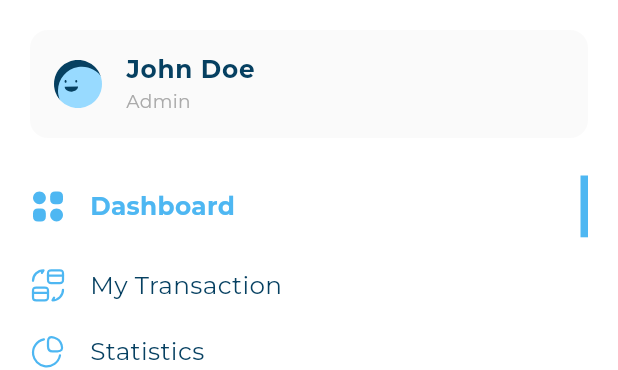
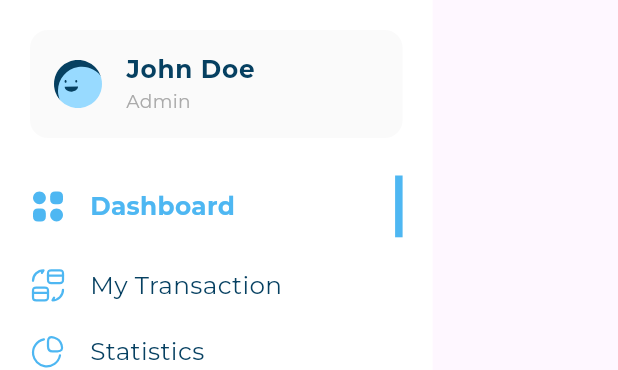
Before and after one commit to Alaanaser714/DashBoard, a Flutter app: the CustomDrawer widget shown alone on an empty page, opened directly, on a phone screen of 412 x 824 dp. Shown: the top 370 px of the screen. Run offline on Flutter 3.47's test engine with Material 3 defaults, Android fonts, the phone set to English and light mode, and no system bars; our stand-ins replace expandable_page_view, fl_chart, flutter_svg; project files that could hold a hidden picture were left out.

Commit message:
finished layouts

```diff
--- a/lib/views/widgets/all_expenses/all_expenses_and_voice_widgets.dart
+++ b/lib/views/widgets/all_expenses/all_expenses_and_voice_widgets.dart
@@ -8,7 +8,8 @@ class AllExpensesAndVoiceWidgets extends StatelessWidget {
 
   @override
   Widget build(BuildContext context) {
-    return Column(
+    return SingleChildScrollView(
+      child: Column(
         children: [
           AllExpensesWidget(),
           SizedBox(
@@ -16,6 +17,7 @@ class AllExpensesAndVoiceWidgets extends StatelessWidget {
           ),
           QuickVoiceWidget(),
         ],
+      ),
     );
   }
 }
--- a/lib/views/widgets/drawer/custom_drawer.dart
+++ b/lib/views/widgets/drawer/custom_drawer.dart
@@ -13,6 +13,7 @@ class CustomDrawer extends StatelessWidget {
   @override
   Widget build(BuildContext context) {
     return Container(
+      width: MediaQuery.sizeOf(context).width * .7,
       color: Colors.white,
       child: Padding(
         padding: const EdgeInsets.symmetric(
--- a/lib/views/widgets/my_card/my_card_section.dart
+++ b/lib/views/widgets/my_card/my_card_section.dart
@@ -53,7 +53,8 @@ class _MyCardSectionState extends State<MyCardSection> {
 
   @override
   Widget build(BuildContext context) {
-    return Column(
+    return SingleChildScrollView(
+      child: Column(
         children: [
           Padding(
             padding: const EdgeInsets.only(top: 20),
@@ -92,6 +93,7 @@ class _MyCardSectionState extends State<MyCardSection> {
           ),
           IncomeSection()
         ],
+      ),
     );
   }
 }
```
Also changed, not shown: lib/views/screen/dashboard_screen.dart (+23 -1 lines). Lines whose indentation alone changed are shown as unchanged.
